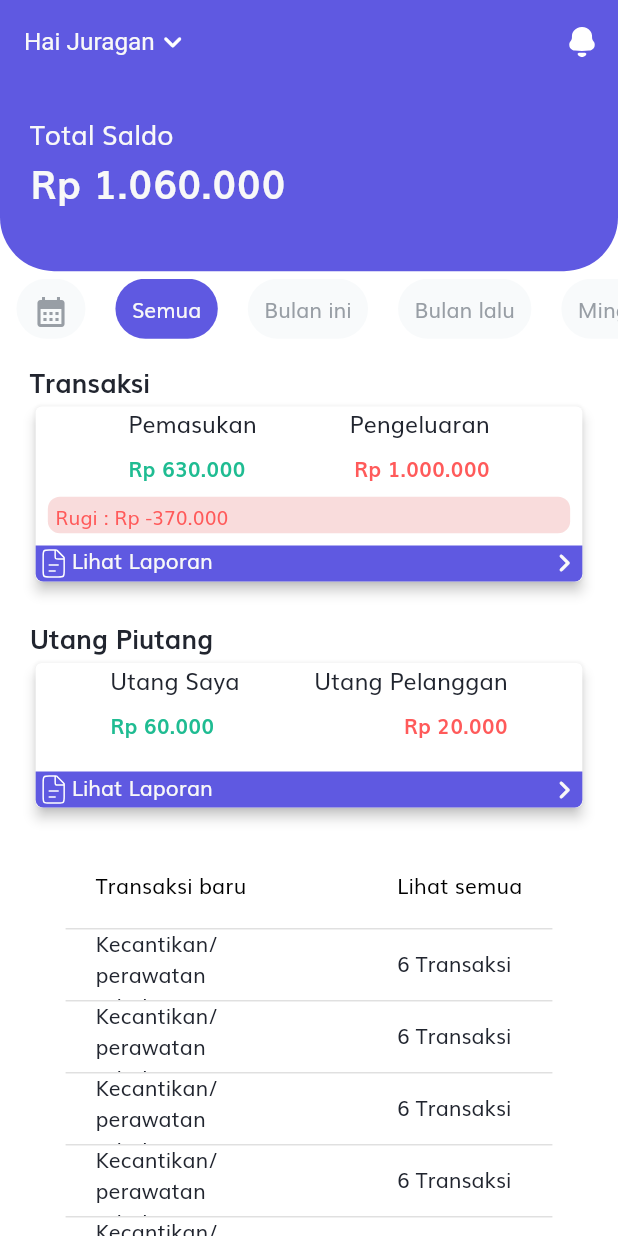
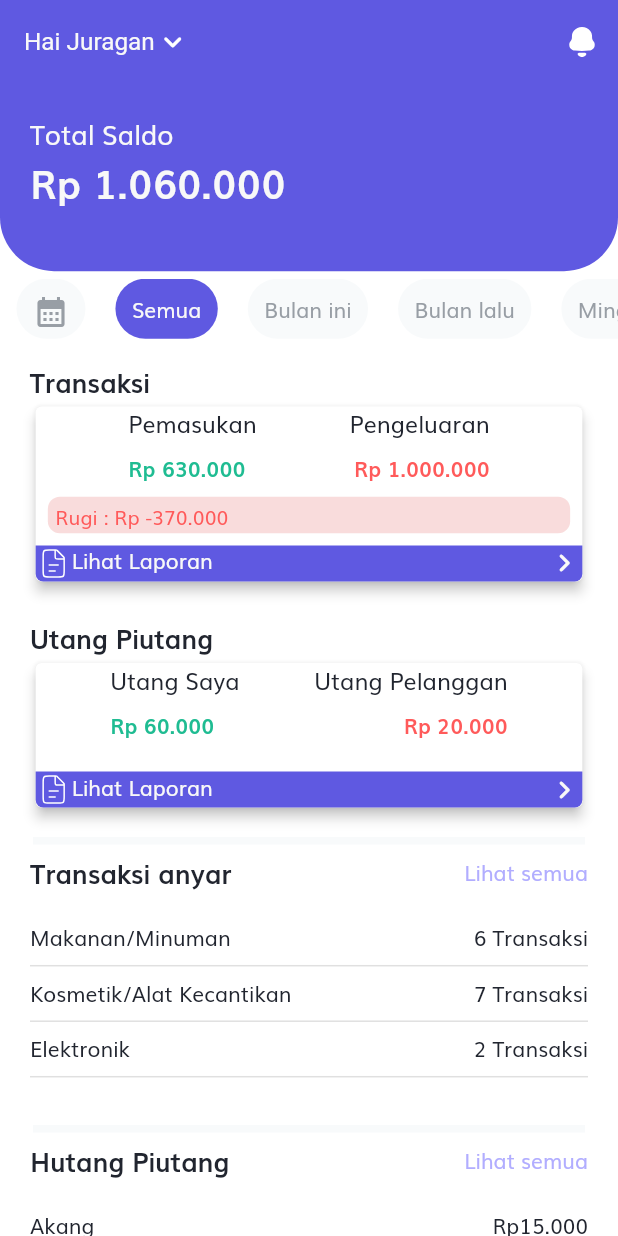
Before and after one commit to rusilver11/cash_book_app, a Flutter app: the HomeScreen screen opened by its route, on a phone screen of 412 x 824 dp. Run offline on Flutter 3.47's test engine with Material 2 defaults, Android fonts, the phone set to English and light mode, and no system bars; our stand-ins replace flutter_svg, get.

Commit message:
home add new datalist

```diff
--- a/lib/page/home/component/body.dart
+++ b/lib/page/home/component/body.dart
@@ -2,6 +2,7 @@ import 'dart:ui';
 
 import 'package:cash_book/constants.dart';
 import 'package:cash_book/page/home/component/home_card.dart';
+import 'package:cash_book/page/home/component/home_data_list.dart';
 import 'package:cash_book/page/home/component/home_header.dart';
 import 'package:cash_book/page/transaction/transaction_screen.dart';
 import 'package:flutter/material.dart';
@@ -18,6 +19,16 @@ class Body extends StatefulWidget {
   @override
   State<Body> createState() => _BodyState();
 }
+  List<Map<String, String>> newTransaksi = [
+  {'Category': 'Makanan/Minuman', 'Total': '6 Transaksi'},
+  {'Category': 'Kosmetik/Alat Kecantikan', 'Total': '7 Transaksi'},
+  {'Category': 'Elektronik', 'Total': '2 Transaksi'}
+];
+  List<Map<String, String>> newAPAR = [
+  {'Category': 'Akang', 'Total': 'Rp15.000'},
+  {'Category': 'Bagas', 'Total': 'Rp100.000'},
+  {'Category': 'Apis', 'Total': 'Rp21.000'}
+];
 
 class _BodyState extends State<Body> {
   var defaultSelectedDate = 1;
@@ -64,53 +75,88 @@ class _BodyState extends State<Body> {
                 Navigator.pushNamed(context, TransactionScreen.routeName);
               },
             ),
-            Container(
-             padding: EdgeInsets.symmetric(
-              horizontal:getProportionateScreenWidth(18),
-              vertical:getProportionateScreenHeight(10) ),
-              child: Align(
-                alignment: Alignment.topCenter,
-                child: DataTable(
-                  columnSpacing: SizeConfig.screenWidth*0.2+18,
-                  horizontalMargin: kDefaultPadding,
-                  columns: const <DataColumn>[
-                    DataColumn(
-                      label: Text(
-                        'Transaksi baru',
-                        style: TextStyle(fontStyle: FontStyle.normal),
-                      ),
-                    ),
-                    DataColumn(
-                      label: Text(
-                        'Lihat semua',
-                        style: TextStyle(fontStyle: FontStyle.normal),
-                      ),
-                    ),
-                  ],
-                  rows: List<DataRow>.generate(
-                    5,
-                    (index) =>
-                    DataRow(
-                      cells: <DataCell>[
-                        DataCell(ConstrainedBox(
-                          constraints: BoxConstraints(maxWidth: SizeConfig.screenWidth * 0.2),
-                          child:Text('Kecantikan/perawatan tubuh')
-                            )
-                          ),
-                        DataCell(ConstrainedBox(
-                          constraints: BoxConstraints(maxWidth: SizeConfig.screenWidth * 0.2),
-                          child:Text('6 Transaksi')
-                          )
-                          ),
-                      ],
-                    ),
-                  ),
-                ),
-              ),
+            const Divider(
+                color: kSecondaryColor,
+                thickness: 5.0,
+                endIndent: 22.0,
+                indent: 22.0),
+            HomeDataList(
+              dataCount: newTransaksi.length,
+              headerString: 'Transaksi anyar',
+              newTransaksi: newTransaksi,
             ),
+            const Divider(
+                color: kSecondaryColor,
+                thickness: 5.0,
+                endIndent: 22.0,
+                indent: 22.0),
+            HomeDataList(
+              dataCount: newTransaksi.length,
+              headerString: 'Hutang Piutang',
+              newTransaksi: newAPAR,
+            ),
+            const Divider(
+                color: kSecondaryColor,
+                thickness: 5.0,
+                endIndent: 22.0,
+                indent: 22.0),
           ],
         ),
       ),
     );
   }
 }
+
+// class dataTable extends StatelessWidget {
+//   const dataTable({
+//     Key? key,
+//   }) : super(key: key);
+
+//   @override
+//   Widget build(BuildContext context) {
+//     return Container(
+//       padding: EdgeInsets.symmetric(
+//           horizontal: getProportionateScreenWidth(18),
+//           vertical: getProportionateScreenHeight(10)),
+//       width: double.infinity,
+//       child: Align(
+//         alignment: Alignment.topCenter,
+//         child: DataTable(
+//           columnSpacing: SizeConfig.screenWidth * 0.3,
+//           horizontalMargin: kDefaultPadding,
+//           headingRowColor:
+//               MaterialStateColor.resolveWith((states) => Colors.black12),
+//           columns: const <DataColumn>[
+//             DataColumn(
+//               label: Text(
+//                 'Transaksi baru',
+//                 style: TextStyle(fontStyle: FontStyle.normal),
+//               ),
+//             ),
+//             DataColumn(
+//               label: Text(
+//                 'Lihat semua',
+//                 style: TextStyle(fontStyle: FontStyle.normal),
+//               ),
+//             ),
+//           ],
+//           rows: List<DataRow>.generate(
+//             5,
+//             (index) => DataRow(
+//               cells: <DataCell>[
+//                 DataCell(ConstrainedBox(
+//                     constraints:
+//                         BoxConstraints(maxWidth: SizeConfig.screenWidth * 0.2),
+//                     child: Text('Kecantikan/perawatan tubuh'))),
+//                 DataCell(ConstrainedBox(
+//                     constraints:
+//                         BoxConstraints(maxWidth: SizeConfig.screenWidth * 0.2),
+//                     child: Text('6 Transaksi'))),
+//               ],
+//             ),
+//           ),
+//         ),
+//       ),
+//     );
+//   }
+// }
--- /dev/null
+++ b/lib/page/home/component/home_data_list.dart
@@ -0,0 +1,77 @@
+import 'package:flutter/material.dart';
+
+import '../../../constants.dart';
+import '../../../size_config.dart';
+
+//   List<Map<String, String>> newTransaksi = [
+//   {'Category': 'Makanan/Minuman', 'Total': '6 Transaksi'},
+//   {'Category': 'Kosmetik/Alat Kecantikan', 'Total': '7 Transaksi'},
+//   {'Category': 'Elektronik', 'Total': '2 Transaksi'}
+// ];
+
+class HomeDataList extends StatelessWidget {
+  HomeDataList({ Key? key, this.dataCount, this.headerString, this.newTransaksi }) : super(key: key);
+
+  final int? dataCount;
+  List<Map<String, String>>? newTransaksi = [];
+  final String? headerString;
+
+  @override
+  Widget build(BuildContext context) {
+            return Column(
+              children: [
+                Container(
+                  padding: EdgeInsets.symmetric(horizontal: kDefaultPadding),
+                  child: Row(
+                    mainAxisAlignment: MainAxisAlignment.spaceBetween,
+                    children: [
+                      Text(headerString!,
+                      style: TextStyle(
+                        fontWeight: FontWeight.bold,
+                        fontSize: getProportionateScreenWidth(16)
+                      )),
+                      Text('Lihat semua',
+                      style: TextStyle(
+                        color: kPrimaryLightColor
+                      ))
+                    ],
+                    ),
+                ),
+                Container(
+                  height: 150,
+                  padding: EdgeInsets.symmetric(
+                      horizontal: kDefaultPadding,
+                      vertical: getProportionateScreenHeight(10)),
+                  child: ListView.separated(
+                    scrollDirection: Axis.vertical,
+                    padding: EdgeInsets.symmetric(
+                        vertical: getProportionateScreenHeight(10)),
+                    separatorBuilder: (_, index) => SizedBox(width: 20),
+                    itemCount: dataCount!,
+                    itemBuilder: (context, index) => Column(
+                      children: [
+                        Row(
+                          mainAxisAlignment: MainAxisAlignment.spaceBetween,
+                          children: [
+                            ConstrainedBox(
+                                constraints: BoxConstraints(
+                                    maxWidth: SizeConfig.screenWidth * 0.5),
+                                child: Text(newTransaksi![index]['Category'].toString())
+                                ),
+                            ConstrainedBox(
+                                constraints: BoxConstraints(
+                                    maxWidth: SizeConfig.screenWidth * 0.5),
+                                child: Text(
+                                    newTransaksi![index]['Total'].toString())
+                                ),
+                          ],
+                        ),
+                        Divider(thickness: 1.0),
+                      ],
+                    ),
+                  ),
+                ),
+              ],
+            );
+  }
+}
```
